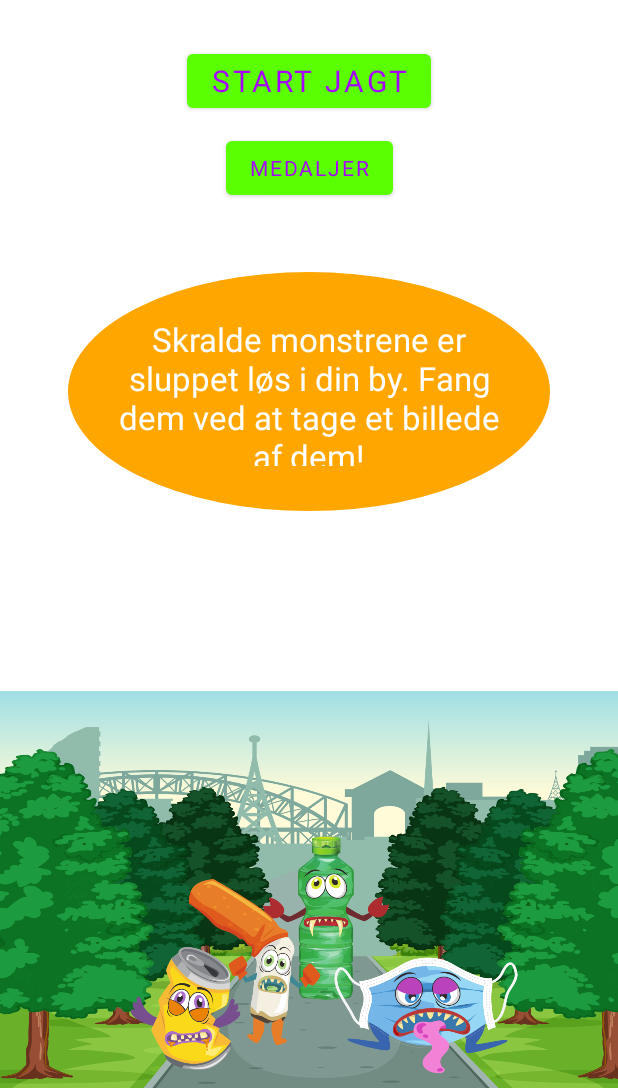
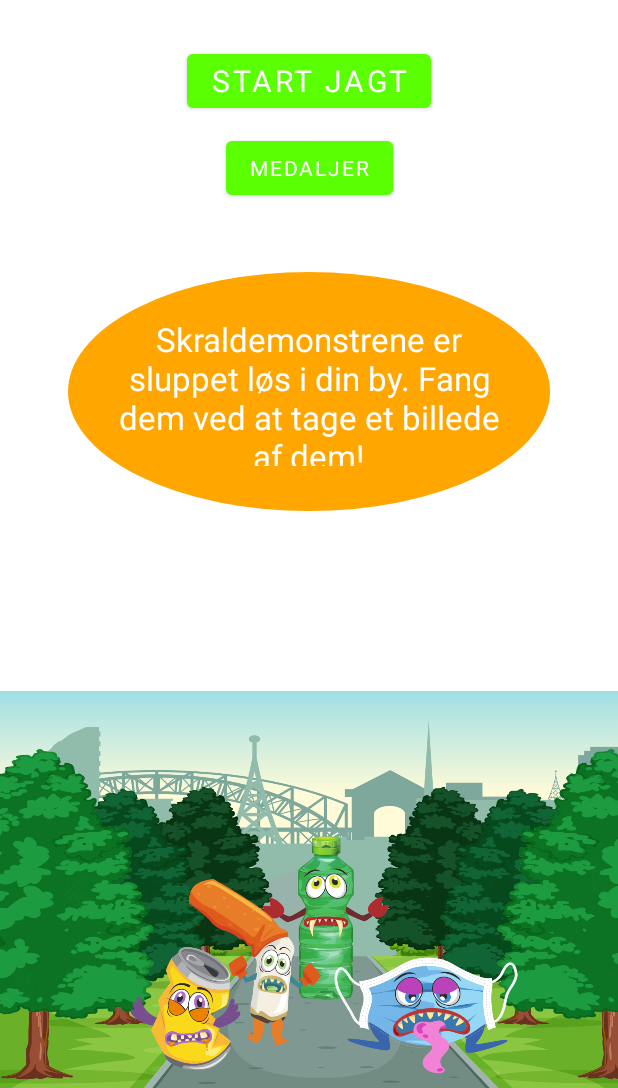
Before and after one commit to JohannesOvergaard/PlayableMedia, an Android app: the screen it shows after launch (MainActivity), on a phone screen of 412 x 824 dp, the part 148-1236 px from its top. Run offline under Robolectric (Android 15) with nearby library versions, the phone set to English and light mode, and no system bars; Roboto replaces fonts that are not available here.

Commit message:
small fixes

```diff
--- a/app/src/main/res/values/strings.xml
+++ b/app/src/main/res/values/strings.xml
@@ -8,7 +8,7 @@
     <string name="fang_monstre">Start jagt</string>
     <string name="galleri">Medaljer</string>
     <string name="back">Tilbage</string>
-    <string name="app_explanation">Skralde monstrene er sluppet løs i din by. Fang dem ved at tage et billede af dem!</string>
+    <string name="app_explanation">Skraldemonstrene er sluppet løs i din by. Fang dem ved at tage et billede af dem!</string>
     <string name="safty_alert">PAS PÅ! Brug altid handsker eller andet sikkerhedsudstyr når du jagter monstre.</string>
 
 </resources>
--- a/app/src/main/res/values/themes.xml
+++ b/app/src/main/res/values/themes.xml
@@ -3,10 +3,10 @@
     <style name="Theme.SkraldeMonstre" parent="Theme.MaterialComponents.DayNight.DarkActionBar">
         <!-- Primary brand color. -->
         <item name="colorPrimary">@color/green</item>
-        <item name="colorPrimaryVariant">@color/grey</item>
-        <item name="colorOnPrimary">@color/purple</item>
+        <item name="colorPrimaryVariant">@color/orange</item>
+        <item name="colorOnPrimary">@color/white</item>
         <!-- Secondary brand color. -->
-        <item name="colorSecondary">@color/orange</item>
+        <item name="colorSecondary">@color/purple</item>
         <item name="colorSecondaryVariant">@color/mint</item>
         <item name="colorOnSecondary">@color/grey</item>
         <!-- Status bar color. -->
```
